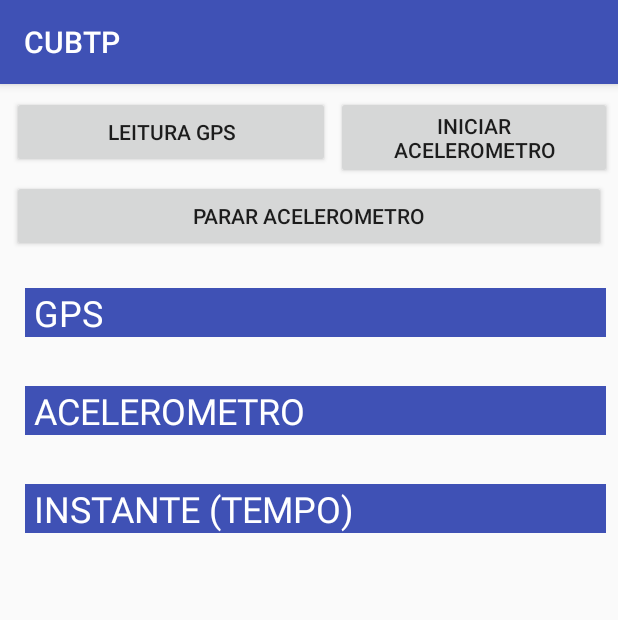
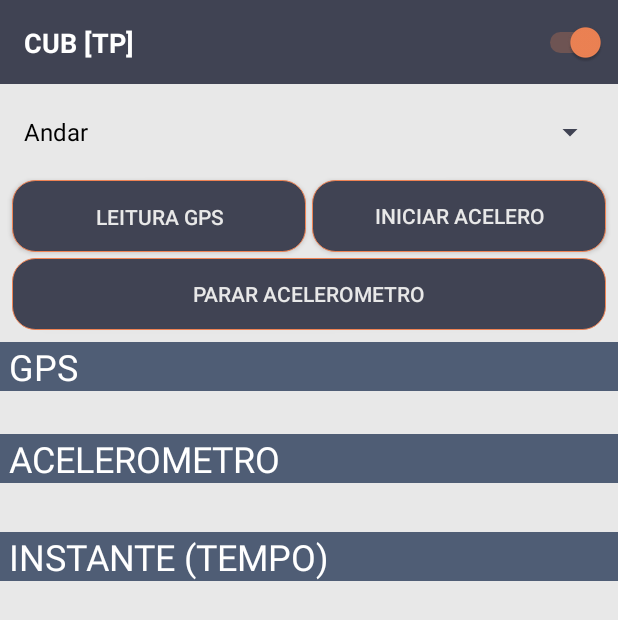
Before and after one commit to KrisLeoSim/CUB-TP, an Android app: the screen it shows after launch (MainActivity), on a phone screen of 412 x 824 dp. Shown: the top 620 px of the screen. Run offline under Robolectric (Android 15) with nearby library versions, the phone set to English and light mode, and no system bars.

Commit message:
com layout novo, switch , spinner , organizaçao melhor em funçoes

```diff
--- a/app/src/main/AndroidManifest.xml
+++ b/app/src/main/AndroidManifest.xml
@@ -2,6 +2,7 @@
 <manifest xmlns:android="http://schemas.android.com/apk/res/android"
     package="com.example.kris.cubtp">
     <uses-permission android:name="android.permission.ACCESS_FINE_LOCATION"/>
+    <uses-permission android:name="android.permission.SET_DEBUG_APP"></uses-permission> <!-- Tentativa de resolver o waiting for debugger NAO DEU! -->
     <!--<user-feature android:name="android.hardware.sensor.accelerometer" android:required = "true"/>-->
     <application
         android:allowBackup="true"
--- a/app/src/main/java/com/example/kris/cubtp/Ficheiro.java
+++ b/app/src/main/java/com/example/kris/cubtp/Ficheiro.java
@@ -18,7 +18,7 @@ public class Ficheiro {
 
     public void saveFile(String text){
         try {
-            FileOutputStream fos = context.openFileOutput(FileName,Context.MODE_PRIVATE);
+            FileOutputStream fos = context.openFileOutput(FileName,Context.MODE_APPEND);
             fos.write(text.getBytes());
             fos.close();
             Toast.makeText(context,"Saved!",Toast.LENGTH_LONG).show();
--- a/app/src/main/java/com/example/kris/cubtp/MainActivity.java
+++ b/app/src/main/java/com/example/kris/cubtp/MainActivity.java
@@ -10,20 +10,23 @@ import android.support.v4.app.ActivityCompat;
 import android.support.v7.app.AppCompatActivity;
 import android.os.Bundle;
 import android.view.View;
+import android.widget.AdapterView;
+import android.widget.ArrayAdapter;
 import android.widget.Button;
+import android.widget.CompoundButton;
+import android.widget.Spinner;
+import android.widget.Switch;
 import android.widget.TextView;
 import android.widget.Toast;
 
 import java.text.SimpleDateFormat;
 import java.util.Calendar;
 
-public class MainActivity extends AppCompatActivity {
+public class MainActivity extends AppCompatActivity implements AdapterView.OnItemSelectedListener {
 
     Calendar calendar;
     SimpleDateFormat simpledateformat;
-    String sDate;
     TextView textinstante;
-
     Button btnstart;
     Button btnend;
     Button btntranf;
@@ -35,88 +38,32 @@ public class MainActivity extends AppCompatActivity {
 
     @Override
     protected void onCreate(Bundle savedInstanceState) {
+        final Ficheiro file = new Ficheiro(getApplicationContext());
         super.onCreate(savedInstanceState);
         setContentView(R.layout.activity_main);
 
-        // --- INSTANTE (Tempo)
+        // --- FINDVIEWBYID
+        final TextView titulogps = (TextView) findViewById(R.id.titulogps);
+        final TextView tituloacelerometro = (TextView) findViewById(R.id.tituloacelerometro);
+        final TextView tituloinstante = (TextView) findViewById(R.id.tituloinstante);
         textinstante = (TextView) findViewById(R.id.textinstante);
-
-
-        // --- ACELEROMETRO
-        sensormanager = (SensorManager) getSystemService(SENSOR_SERVICE);
-        sensor = sensormanager.getDefaultSensor(Sensor.TYPE_ACCELEROMETER);
-        if(sensor==null){
-            Toast.makeText(getApplicationContext(),"O Dispositivo nao tem Acelerometro",Toast.LENGTH_LONG).show();
-        }
-        textacelerometro = (TextView) findViewById(R.id.textacelerometro);
-
-        sensoreventlistener = new SensorEventListener() {
-            @Override
-            public void onSensorChanged(SensorEvent sensorEvent) {
-                // alpha is calculated as t / (t + dT)
-                // with t, the low-pass filter's time-constant
-                // and dT, the event delivery rate
-
-                final float alpha = (float) 0.8;
-                float gravity[] = new float[3];
-                float x;
-                float y;
-                float z;
-                int acc = sensorEvent.accuracy; //isto tera utilidade?
-
-                gravity[0] = alpha * gravity[0] + (1 - alpha) * sensorEvent.values[0];
-                gravity[1] = alpha * gravity[1] + (1 - alpha) * sensorEvent.values[1];
-                gravity[2] = alpha * gravity[2] + (1 - alpha) * sensorEvent.values[2];
-
-                x = sensorEvent.values[0] - gravity[0];
-                y = sensorEvent.values[1] - gravity[1];
-                z = sensorEvent.values[2] - gravity[2];
-
-
-                textacelerometro.setText("X: "+x+"\nY: "+y+"\nZ: "+z+"\nacc: "+acc,TextView.BufferType.NORMAL);
-
-                // METER ISTO NUMA CLASS ? OU FUNCAO
-                calendar = Calendar.getInstance();
-                simpledateformat = new SimpleDateFormat("dd-MM-yyyy HH:mm:ss");
-                sDate = simpledateformat.format(calendar.getTime());
-                textinstante.setText("TEMPO: "+sDate,TextView.BufferType.NORMAL);
-            }
-
-            @Override
-            public void onAccuracyChanged(Sensor sensor, int i) {
-
-            }
-        };
+        Spinner spinner = (Spinner) findViewById(R.id.spinneractividades);
         btnend = (Button) findViewById(R.id.btnend);
-        //ver se é necessario permissao para isto ou nao
-        btnend.setOnClickListener(new View.OnClickListener() {
-            @Override
-            public void onClick(View view) {
-                // inicia a leitura do sensor
-                textacelerometro.setVisibility(View.VISIBLE);
-                sensormanager.registerListener(sensoreventlistener,sensor,SensorManager.SENSOR_DELAY_NORMAL);
-            }
-        });
-
         btntranf = (Button) findViewById(R.id.btntranf);
-        btntranf.setOnClickListener(new View.OnClickListener() {
-            @Override
-            public void onClick(View view) {
-                // Parar a leitura do acelerometro
-                sensormanager.unregisterListener(sensoreventlistener);
-            }
-        });
-
-        // --- GPS
         btnstart = (Button) findViewById(R.id.btnstart);
         textgps = (TextView) findViewById(R.id.textgps);
+
+        InicializaAcelerometro();
+
+        // --- GPS --- BUTTON INICIAR ATIVIDADE
         ActivityCompat.requestPermissions(MainActivity.this,new String[]{Manifest.permission.ACCESS_FINE_LOCATION},123);
         btnstart.setOnClickListener(new View.OnClickListener() {
             @Override
             public void onClick(View view) {
                 GPS gps = new GPS(getApplicationContext());
                 Location l = gps.getLocation();
-                textgps.setVisibility(View.VISIBLE);
+
+                file.saveFile("Teste a ver se guarda bem no ficheiro\n");
 
                 if (l != null){
                     double lat = l.getLatitude();
@@ -129,5 +76,114 @@ public class MainActivity extends AppCompatActivity {
         });
 
 
+        // --- ACELEROMETRO INICIAR --- BUTTON PARAR ATIVIDADE
+        btnend.setOnClickListener(new View.OnClickListener() {
+            @Override
+            public void onClick(View view) {
+                // inicia a leitura do sensor
+                sensormanager.registerListener(sensoreventlistener,sensor,SensorManager.SENSOR_DELAY_NORMAL);
+
+                String testelerfich =  file.readFile();
+                Toast.makeText(getApplicationContext(),"Leu: "+testelerfich,Toast.LENGTH_LONG).show();
+            }
+        });
+
+
+        // --- ACELEROMETRO TERMINAR --- BUTTON TANSFERIR / LIMPAR FICHEIRO
+        btntranf.setOnClickListener(new View.OnClickListener() {
+            @Override
+            public void onClick(View view) {
+                // Parar a leitura do acelerometro
+                sensormanager.unregisterListener(sensoreventlistener);
+            }
+        });
+
+
+        // --- TRATAMENTO DO SPINNER --- METER NUMA FUNÇAO
+        ArrayAdapter<CharSequence> adapterspinner = ArrayAdapter.createFromResource(this,R.array.actividades_list,R.layout.support_simple_spinner_dropdown_item);
+        adapterspinner.setDropDownViewResource(R.layout.support_simple_spinner_dropdown_item);
+        spinner.setAdapter(adapterspinner);
+        spinner.setOnItemSelectedListener(this);
+
+        // --- TRATAMENTO DO SWITCH --- METER NUMA FUNÇAO
+        Switch escondeMostradores = (Switch) findViewById(R.id.EsconderMostradores);
+        escondeMostradores.setOnCheckedChangeListener(new CompoundButton.OnCheckedChangeListener() {
+            @Override
+            public void onCheckedChanged(CompoundButton compoundButton, boolean isChecked) {
+                if(isChecked){
+                    textacelerometro.setVisibility(View.VISIBLE);
+                    textgps.setVisibility(View.VISIBLE);
+                    textinstante.setVisibility(View.VISIBLE);
+                    titulogps.setVisibility(View.VISIBLE);
+                    tituloacelerometro.setVisibility(View.VISIBLE);
+                    tituloinstante.setVisibility(View.VISIBLE);
+                }else{
+                    textacelerometro.setVisibility(View.INVISIBLE);
+                    textgps.setVisibility(View.INVISIBLE);
+                    textinstante.setVisibility(View.INVISIBLE);
+                    titulogps.setVisibility(View.INVISIBLE);
+                    tituloacelerometro.setVisibility(View.INVISIBLE);
+                    tituloinstante.setVisibility(View.INVISIBLE);
+                }
+            }
+        });
+
     }
+
+    // --- SABER QUAL A ACTIVIDADE ESCOLHIDA
+    @Override
+    public void onItemSelected(AdapterView<?> adapterView, View view, int i, long l) {
+        String ActividadeSelecionada = adapterView.getItemAtPosition(i).toString();
+        Toast.makeText(adapterView.getContext(),ActividadeSelecionada,Toast.LENGTH_SHORT).show();
+    }
+
+    @Override
+    public void onNothingSelected(AdapterView<?> adapterView) {
+
+    }
+
+
+    public String getTempo(){
+        calendar = Calendar.getInstance();
+        simpledateformat = new SimpleDateFormat("dd-MM-yyyy HH:mm:ss");
+        String sDate = (String) simpledateformat.format(calendar.getTime());
+        return sDate;
+    }
+
+    // --- ACELEROMETRO
+    public void InicializaAcelerometro(){
+        sensormanager = (SensorManager) getSystemService(SENSOR_SERVICE);
+        sensor = sensormanager.getDefaultSensor(Sensor.TYPE_ACCELEROMETER);
+        if(sensor==null){
+            Toast.makeText(getApplicationContext(),"O Dispositivo nao tem Acelerometro",Toast.LENGTH_LONG).show();
+        }
+        textacelerometro = (TextView) findViewById(R.id.textacelerometro);
+
+        sensoreventlistener = new SensorEventListener() {
+            @Override
+            public void onSensorChanged(SensorEvent sensorEvent) {
+
+                final float alpha = (float) 0.8;
+                float gravity[] = new float[3];
+                float x;
+                float y;
+                float z;
+                int acc = sensorEvent.accuracy; //isto tera utilidade?
+                x = sensorEvent.values[0];
+                y = sensorEvent.values[1];
+                z = sensorEvent.values[2];
+                textacelerometro.setText("X: "+x+"\nY: "+y+"\nZ: "+z+"\nacc: "+acc,TextView.BufferType.NORMAL);
+
+                // OBTEM TEMPO E ATUALIZA TEXTVIEW
+                String sDate = getTempo();
+                textinstante.setText("TEMPO: "+sDate,TextView.BufferType.NORMAL);
+            }
+
+            @Override
+            public void onAccuracyChanged(Sensor sensor, int i) {
+
+            }
+        };
+    }
+
 }
--- /dev/null
+++ b/app/src/main/res/drawable/button.xml
@@ -0,0 +1,7 @@
+<?xml version="1.0" encoding="utf-8"?>
+<shape xmlns:android="http://schemas.android.com/apk/res/android"
+    android:shape="rectangle">
+    <solid android:color="@color/colorPrimary" />
+    <corners android:radius="15dp" />
+    <stroke android:width="1px" android:color="@color/colorAccent" />
+</shape>
--- a/app/src/main/res/layout/activity_main.xml
+++ b/app/src/main/res/layout/activity_main.xml
@@ -4,31 +4,47 @@
     xmlns:tools="http://schemas.android.com/tools"
     android:layout_width="match_parent"
     android:layout_height="match_parent"
+    android:background="@color/colormaisclaro"
     tools:context="com.example.kris.cubtp.MainActivity"
     tools:layout_editor_absoluteY="81dp">
+
+    <include
+        android:id="@+id/CustomToolbar"
+        layout="@layout/toolbar"
+        tools:layout_editor_absoluteX="0dp"
+        tools:layout_editor_absoluteY="100dp" />
+
 
     <Button
         android:id="@+id/btnstart"
         android:layout_width="0dp"
         android:layout_height="wrap_content"
+        android:layout_marginEnd="2dp"
         android:layout_marginStart="8dp"
         android:layout_marginTop="8dp"
+        android:background="@drawable/button"
+        android:drawableBottom="@color/colorAccent"
         android:text="Leitura GPS"
+        android:textColor="@color/colormaisclaro"
         app:layout_constraintEnd_toStartOf="@+id/guideline3"
+        app:layout_constraintHorizontal_bias="0.8"
         app:layout_constraintStart_toStartOf="parent"
-        app:layout_constraintTop_toTopOf="parent" />
+        app:layout_constraintTop_toBottomOf="@+id/spinneractividades" />
 
     <Button
         android:id="@+id/btnend"
-        android:layout_width="184dp"
+        android:layout_width="0dp"
         android:layout_height="wrap_content"
         android:layout_marginEnd="8dp"
-        android:layout_marginStart="8dp"
+        android:layout_marginStart="2dp"
         android:layout_marginTop="8dp"
-        android:text="iniciar acelerometro"
+        android:background="@drawable/button"
+        android:text="iniciar acelero"
+        android:textColor="@color/colormaisclaro"
         app:layout_constraintEnd_toEndOf="parent"
+        app:layout_constraintHorizontal_bias="0.8"
         app:layout_constraintStart_toStartOf="@+id/guideline3"
-        app:layout_constraintTop_toTopOf="parent" />
+        app:layout_constraintTop_toBottomOf="@+id/spinneractividades" />
 
     <Button
         android:id="@+id/btntranf"
@@ -36,8 +52,10 @@
         android:layout_height="wrap_content"
         android:layout_marginEnd="8dp"
         android:layout_marginStart="8dp"
-        android:layout_marginTop="8dp"
+        android:layout_marginTop="4dp"
+        android:background="@drawable/button"
         android:text="Parar Acelerometro"
+        android:textColor="@color/colormaisclaro"
         app:layout_constraintEnd_toEndOf="parent"
         app:layout_constraintStart_toStartOf="parent"
         app:layout_constraintTop_toBottomOf="@+id/btnstart" />
@@ -61,7 +79,7 @@
         android:layout_width="wrap_content"
         android:layout_height="wrap_content"
         android:orientation="vertical"
-        app:layout_constraintGuide_end="192dp" />
+        app:layout_constraintGuide_percent="0.5" />
 
     <TextView
         android:id="@+id/textacelerometro"
@@ -69,8 +87,10 @@
         android:layout_height="wrap_content"
         android:layout_marginEnd="16dp"
         android:layout_marginStart="16dp"
+        android:layout_marginTop="4dp"
         android:textSize="18sp"
         app:layout_constraintEnd_toEndOf="parent"
+        app:layout_constraintHorizontal_bias="0.125"
         app:layout_constraintStart_toStartOf="@+id/guideline"
         app:layout_constraintTop_toBottomOf="@+id/tituloacelerometro" />
 
@@ -83,52 +103,48 @@
         android:editable="false"
         android:textSize="18sp"
         app:layout_constraintEnd_toEndOf="parent"
+        app:layout_constraintHorizontal_bias="0.125"
         app:layout_constraintStart_toStartOf="@+id/guideline"
-        app:layout_constraintTop_toBottomOf="@+id/gpstitulo" />
+        app:layout_constraintTop_toBottomOf="@+id/titulogps" />
 
     <TextView
-        android:id="@+id/gpstitulo"
+        android:id="@+id/titulogps"
         android:layout_width="0dp"
         android:layout_height="wrap_content"
-        android:layout_marginEnd="8dp"
-        android:layout_marginStart="8dp"
-        android:layout_marginTop="24dp"
-        android:background="@color/colorPrimary"
+        android:layout_marginTop="8dp"
+        android:background="@color/colorPrimaryDark"
         android:text=" GPS"
         android:textColor="@android:color/background_light"
         android:textSize="24sp"
         app:layout_constraintEnd_toEndOf="parent"
-        app:layout_constraintStart_toStartOf="@+id/guideline"
+        app:layout_constraintHorizontal_bias="0.25"
+        app:layout_constraintStart_toStartOf="parent"
         app:layout_constraintTop_toBottomOf="@+id/btntranf" />
 
     <TextView
         android:id="@+id/tituloacelerometro"
         android:layout_width="0dp"
         android:layout_height="wrap_content"
-        android:layout_marginEnd="8dp"
-        android:layout_marginStart="8dp"
-        android:layout_marginTop="8dp"
-        android:background="@color/colorPrimary"
+        android:layout_marginTop="4dp"
+        android:background="@color/colorPrimaryDark"
         android:text=" ACELEROMETRO"
         android:textColor="@android:color/background_light"
         android:textSize="24sp"
         app:layout_constraintEnd_toEndOf="parent"
-        app:layout_constraintStart_toStartOf="@+id/guideline"
+        app:layout_constraintStart_toStartOf="parent"
         app:layout_constraintTop_toBottomOf="@+id/textgps" />
 
     <TextView
         android:id="@+id/tituloinstante"
         android:layout_width="0dp"
         android:layout_height="wrap_content"
-        android:layout_marginEnd="8dp"
-        android:layout_marginStart="8dp"
-        android:layout_marginTop="8dp"
-        android:background="@color/colorPrimary"
+        android:layout_marginTop="4dp"
+        android:background="@color/colorPrimaryDark"
         android:text=" INSTANTE (TEMPO)"
         android:textColor="@android:color/background_light"
         android:textSize="24sp"
         app:layout_constraintEnd_toEndOf="parent"
-        app:layout_constraintStart_toStartOf="@+id/guideline"
+        app:layout_constraintStart_toStartOf="parent"
         app:layout_constraintTop_toBottomOf="@+id/textacelerometro" />
 
     <TextView
@@ -137,11 +153,55 @@
         android:layout_height="wrap_content"
         android:layout_marginEnd="16dp"
         android:layout_marginStart="16dp"
+        android:layout_marginTop="4dp"
         android:hint="Date and Time"
         android:text=" "
         android:textSize="18sp"
         app:layout_constraintEnd_toEndOf="parent"
+        app:layout_constraintHorizontal_bias="0.25"
         app:layout_constraintStart_toStartOf="parent"
         app:layout_constraintTop_toBottomOf="@+id/tituloinstante" />
 
+    <TextView
+        android:id="@+id/textView"
+        android:layout_width="wrap_content"
+        android:layout_height="wrap_content"
+        android:layout_marginBottom="8dp"
+        android:layout_marginStart="16dp"
+        android:layout_marginTop="8dp"
+        android:text="CUB [TP]"
+        android:textColor="@android:color/background_light"
+        android:textSize="18sp"
+        android:textStyle="bold"
+        app:layout_constraintBottom_toBottomOf="@+id/CustomToolbar"
+        app:layout_constraintStart_toStartOf="@+id/CustomToolbar"
+        app:layout_constraintTop_toTopOf="parent" />
+
+    <Switch
+        android:id="@+id/EsconderMostradores"
+        android:layout_width="wrap_content"
+        android:layout_height="0dp"
+        android:layout_marginBottom="8dp"
+        android:layout_marginEnd="8dp"
+        android:layout_marginTop="8dp"
+        android:checked="true"
+        app:layout_constraintBottom_toBottomOf="@+id/CustomToolbar"
+        app:layout_constraintEnd_toEndOf="@+id/CustomToolbar"
+        app:layout_constraintTop_toTopOf="parent"
+        tools:checked="true" />
+
+    <Spinner
+        android:id="@+id/spinneractividades"
+        android:layout_width="0dp"
+        android:layout_height="wrap_content"
+        android:layout_marginEnd="8dp"
+        android:layout_marginStart="8dp"
+        android:layout_marginTop="8dp"
+        android:backgroundTint="@color/colorPrimary"
+        android:popupBackground="@color/colorcinza"
+        app:layout_constraintEnd_toEndOf="parent"
+        app:layout_constraintHorizontal_bias="1.0"
+        app:layout_constraintStart_toStartOf="parent"
+        app:layout_constraintTop_toBottomOf="@+id/CustomToolbar" />
+
 </android.support.constraint.ConstraintLayout>
--- /dev/null
+++ b/app/src/main/res/layout/toolbar.xml
@@ -0,0 +1,8 @@
+<?xml version="1.0" encoding="utf-8"?>
+<android.support.v7.widget.Toolbar
+    xmlns:android="http://schemas.android.com/apk/res/android"
+    android:layout_width="match_parent"
+    android:layout_height="wrap_content"
+    android:background="@color/colorPrimary">
+
+</android.support.v7.widget.Toolbar>
--- a/app/src/main/res/values/colors.xml
+++ b/app/src/main/res/values/colors.xml
@@ -1,6 +1,9 @@
 <?xml version="1.0" encoding="utf-8"?>
 <resources>
-    <color name="colorPrimary">#3f51b5</color>
-    <color name="colorPrimaryDark">#303f9f</color>
-    <color name="colorAccent">#FF4081</color>
+    <color name="colormaisescuro">#2D3142</color>
+    <color name="colorPrimary">#404353</color>
+    <color name="colorPrimaryDark">#4f5d75</color>
+    <color name="colorAccent">#ef8354</color>
+    <color name="colorcinza">#bfc0c0</color>
+    <color name="colormaisclaro">#e8e8e8</color>
 </resources>
--- a/app/src/main/res/values/strings.xml
+++ b/app/src/main/res/values/strings.xml
@@ -1,3 +1,10 @@
 <resources>
     <string name="app_name">CUBTP</string>
+    <string-array name="actividades_list">
+        <item>Andar</item>
+        <item>Correr</item>
+        <item>Subir</item>
+        <item>Descer</item>
+        <item>Conduzir</item>
+    </string-array>
 </resources>
--- a/app/src/main/res/values/styles.xml
+++ b/app/src/main/res/values/styles.xml
@@ -1,7 +1,7 @@
 <resources>
 
     <!-- Base application theme. -->
-    <style name="AppTheme" parent="Theme.AppCompat.Light.DarkActionBar">
+    <style name="AppTheme" parent="Theme.AppCompat.Light.NoActionBar">
         <!-- Customize your theme here. -->
         <item name="colorPrimary">@color/colorPrimary</item>
         <item name="colorPrimaryDark">@color/colorPrimaryDark</item>
```
